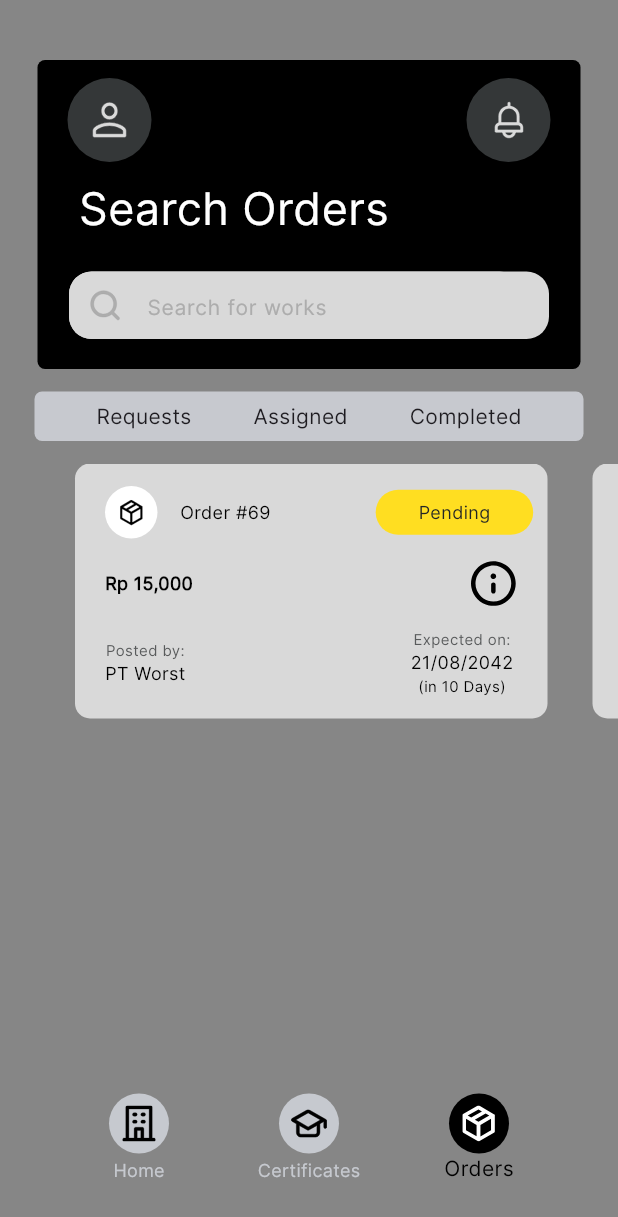
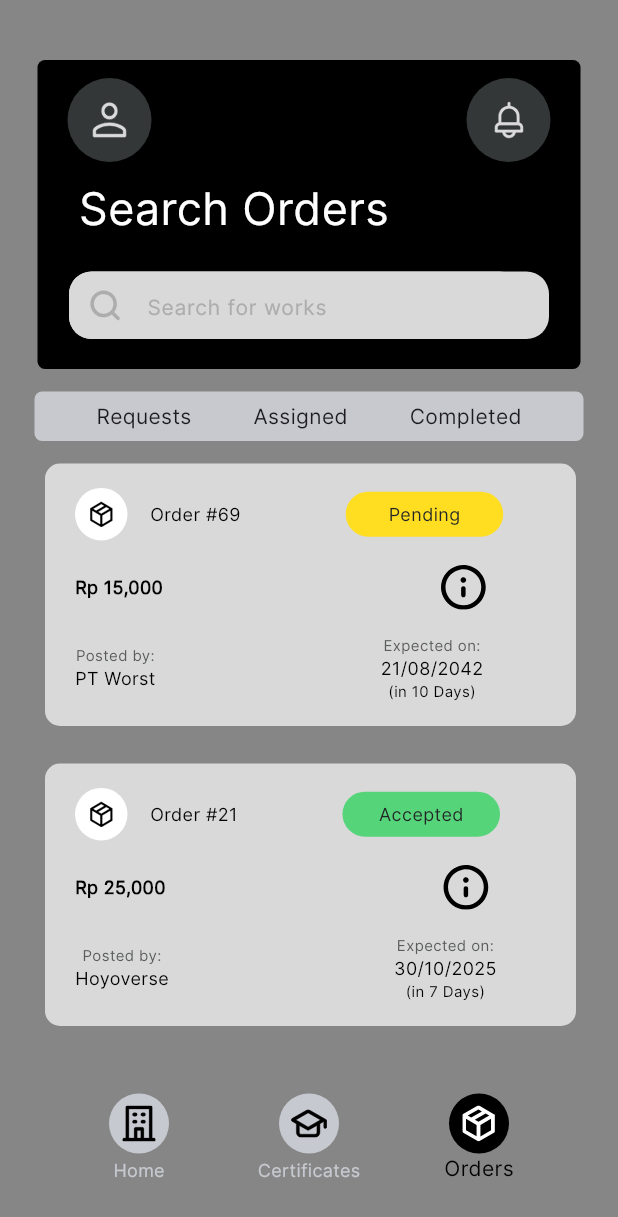
Before and after one commit to RujakBuah/PT_BEST_FE, a Flutter app: the screen it shows after launch, on a phone screen of 412 x 824 dp. Shown: the top 1217 px of the screen. Run offline on Flutter 3.47's test engine with Material 3 defaults, Android fonts, the phone set to English and light mode, and no system bars; our stand-ins replace flutter_svg.

Commit message:
PT_BESTFE-15_MAY_V2

```diff
--- a/lib/models/requests.dart
+++ b/lib/models/requests.dart
@@ -46,6 +46,18 @@ class MixModel {
       )
     );
 
+    requests.add(
+      MixModel(
+        orderName: 'Order #227',
+        status: 'Rejected',
+        soliciter: 'Moonton',
+        duration: '14 Days',
+        date: '27/05/2026',
+        price: 'Rp 18,900',
+        statusColor: Color(0xffFF3F41)
+      )
+    );
+
     return requests;
   }
 }
--- a/lib/pages/home.dart
+++ b/lib/pages/home.dart
@@ -39,22 +39,23 @@ class _HistoryState extends State<History> {
 
   Column requestList() {
     return Column(
-          crossAxisAlignment: CrossAxisAlignment.center,
+          crossAxisAlignment: CrossAxisAlignment.start,
           children: [
             Container(
-              height: 170,
+              height: 800,
               child: ListView.separated(
                 itemBuilder: (context, index) {
                   return Container(
                     margin: EdgeInsets.only(left: 30),
                     width: 315,
+                    height: 175,
                     decoration: BoxDecoration(
                       color: Color(0xffD9D9D9),
                       borderRadius: BorderRadius.circular(10),
                     ),
                     child: Column(
                       mainAxisAlignment: MainAxisAlignment.spaceEvenly,
-                      crossAxisAlignment: CrossAxisAlignment.center,
+                      crossAxisAlignment: CrossAxisAlignment.start,
                       children: [
                         Row(
                           mainAxisAlignment: MainAxisAlignment.start,
@@ -179,12 +180,11 @@ class _HistoryState extends State<History> {
                     )
                   );
                 },
-                separatorBuilder: (context, index) => SizedBox(height: 15,),
+                separatorBuilder: (context, index) => SizedBox(height: 25,),
                 itemCount: requests.length,
-                scrollDirection: Axis.horizontal,
+                scrollDirection: Axis.vertical,
                 padding: EdgeInsets.only(
-                  left: 20,
-                  right: 20,
+                  right: 28,
                 ),
               ),
             ),
```
